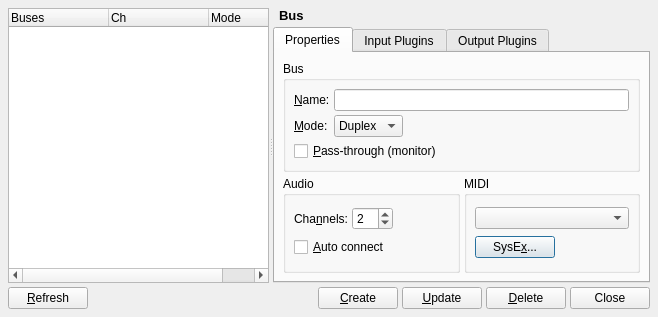
The window that src/qtractorBusForm.ui (rncbc/qtractor) describes before a commit, drawn with Qt 5.
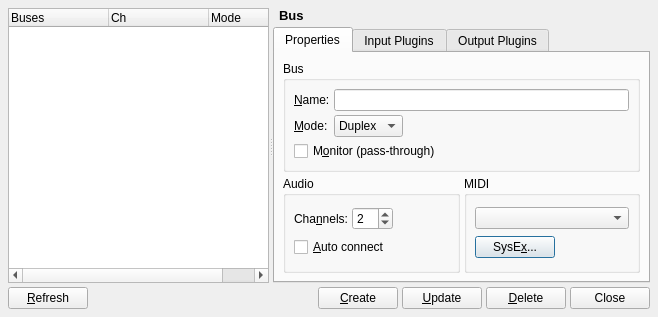
The same window after the commit. Icons and pictures are not drawn. Custom widgets are drawn as their Qt base class.

Diff of the .ui file:
```diff
--- a/src/qtractorBusForm.ui
+++ b/src/qtractorBusForm.ui
@@ -204,7 +204,7 @@
                  <string>Bus monitor (pass-through)</string>
                 </property>
                 <property name="text">
-                 <string>&amp;Pass-through (monitor)</string>
+                 <string>M&amp;onitor (pass-through)</string>
                 </property>
                 <property name="shortcut">
                  <string>Alt+P</string>
```
Left out of the diff: 6 changed lines with no effect on the pictures.
